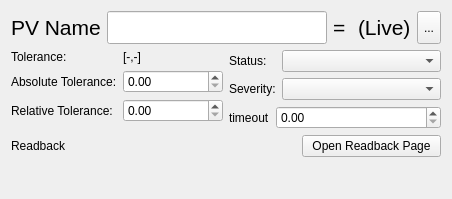
This is superscore/ui/parameter_page.ui in pcdshub/superscore as Qt 5 draws it before an edit. The edited form follows.
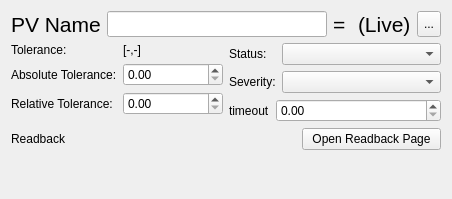
This is the edited form.

Commit message: MNT: move data collection to BusyCursorThread, adjust pv_edit sizing

Diff of the .ui file:
```diff
--- a/superscore/ui/parameter_page.ui
+++ b/superscore/ui/parameter_page.ui
@@ -34,7 +34,7 @@
         <widget class="QLineEdit" name="pv_edit">
          <property name="font">
           <font>
-           <pointsize>16</pointsize>
+           <pointsize>11</pointsize>
           </font>
          </property>
         </widget>
```
The commit also changes 2 other files.
